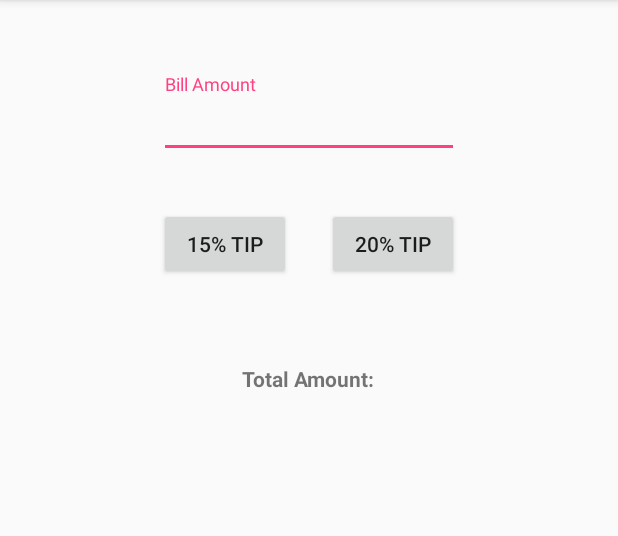
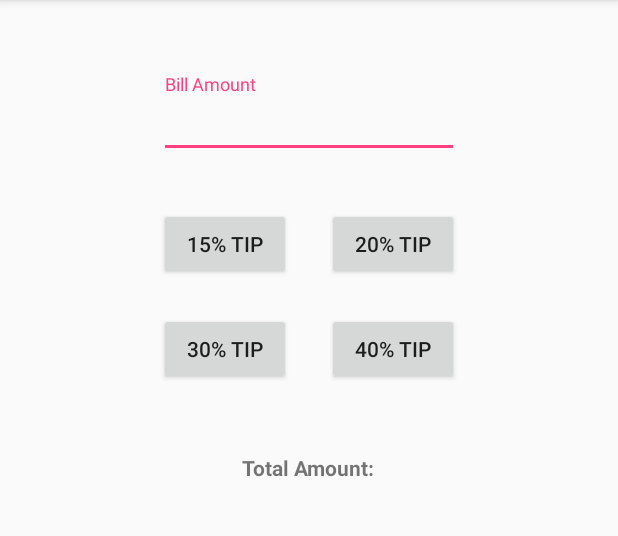
Before and after one commit to bseeker/edxSP1Lesson2-Testing, an Android app: the screen it shows after launch (MainActivity), after a tap on "20% TIP", on a phone screen of 412 x 824 dp, the part 84-620 px from its top. Run offline under Robolectric (Android 15) with nearby library versions, the phone set to English and light mode, and no system bars; 1 statement that could not run was skipped.

```diff
--- a/app/src/main/java/micromaster/beginner/com/tipcalculator/MainActivity.java
+++ b/app/src/main/java/micromaster/beginner/com/tipcalculator/MainActivity.java
@@ -1,7 +1,6 @@
 package micromaster.beginner.com.tipcalculator;
 
 import android.os.Bundle;
-import android.os.PersistableBundle;
 import android.support.v7.app.AppCompatActivity;
 import android.view.View;
 import android.widget.Button;
@@ -13,7 +12,10 @@ public class MainActivity extends AppCompatActivity implements View.OnClickListe
     private EditText input_billAmount;
     private Button buttonTip15;
     private Button buttonTip20;
+    private Button buttonTip30;
+    private Button buttonTip40;
     private TextView totalAmount;
+    private TipCalculator tipCalculator = new TipCalculator();
 
     @Override
     protected void onCreate(Bundle savedInstanceState) {
@@ -28,10 +30,14 @@ public class MainActivity extends AppCompatActivity implements View.OnClickListe
         input_billAmount = (EditText) findViewById(R.id.input_billAmount);
         buttonTip15 = (Button) findViewById(R.id.button_tip_15);
         buttonTip20 = (Button) findViewById(R.id.button_tip_20);
+        buttonTip30 = (Button) findViewById(R.id.button_tip_30);
+        buttonTip40 = (Button) findViewById(R.id.button_tip_40);
         totalAmount = (TextView) findViewById(R.id.totalAmount);
 
         buttonTip15.setOnClickListener(this);
         buttonTip20.setOnClickListener(this);
+        buttonTip30.setOnClickListener(this);
+        buttonTip40.setOnClickListener(this);
 
         totalAmount.setText(initialTotalValue);
     }
@@ -45,23 +51,19 @@ public class MainActivity extends AppCompatActivity implements View.OnClickListe
             case R.id.button_tip_20:
                 calculateTip(0.20);
                 break;
+            case R.id.button_tip_30:
+                calculateTip(0.30);
+                break;
+            case R.id.button_tip_40:
+                calculateTip(0.40);
+                break;
         }
     }
 
-    private void calculateTip(double tipValue) {
-        Double tipDoubleValue = parseTip(input_billAmount.getText().toString());
-        if (tipDoubleValue != null) {
-            tipDoubleValue += tipDoubleValue * tipValue;
-            totalAmount.setText(tipDoubleValue.toString());
-        }
-    }
-
-    public static Double parseTip(String tipValue) {
-        try {
-            return Double.parseDouble(tipValue);
-        } catch (NumberFormatException e) {
-            return null;
-        }
+    public void calculateTip(double tipValue) {
+        Double billAmount = tipCalculator.parseBillValue(input_billAmount.getText().toString());
+        String tipCalculated = tipCalculator.calculateTip(billAmount, tipValue);
+        totalAmount.setText(tipCalculated);
     }
 
     @Override
--- /dev/null
+++ b/app/src/main/java/micromaster/beginner/com/tipcalculator/TipCalculator.java
@@ -0,0 +1,21 @@
+package micromaster.beginner.com.tipcalculator;
+
+/**
+ * Created by Byron on 2/14/2017.
+ */
+
+public class TipCalculator {
+
+    public String calculateTip(double billAmount, double tipToCalculate) {
+        billAmount += billAmount * tipToCalculate;
+        return Double.toString(billAmount);
+    }
+
+    public static Double parseBillValue(String tipValue) {
+        try {
+            return Double.parseDouble(tipValue);
+        } catch (NumberFormatException e) {
+            return null;
+        }
+    }
+}
--- a/app/src/main/res/layout/activity_main.xml
+++ b/app/src/main/res/layout/activity_main.xml
@@ -9,6 +9,16 @@
     android:paddingRight="@dimen/activity_horizontal_margin"
     android:paddingTop="@dimen/activity_vertical_margin"
     tools:context="micromaster.beginner.com.tipcalculator.MainActivity">
+
+    <Button
+        android:text="@string/tip_30"
+        android:layout_width="wrap_content"
+        android:layout_height="wrap_content"
+        android:id="@+id/button_tip_30"
+        android:layout_below="@+id/button_tip_15"
+        android:layout_alignLeft="@+id/button_tip_15"
+        android:layout_alignStart="@+id/button_tip_15"
+        android:layout_marginTop="22dp" />
 
     <android.support.design.widget.TextInputLayout
         android:id="@+id/input_layout_billAmount"
@@ -28,15 +38,6 @@
     </android.support.design.widget.TextInputLayout>
 
     <Button
-        android:text="@string/tip_20"
-        android:layout_width="wrap_content"
-        android:layout_height="wrap_content"
-        android:id="@+id/button_tip_20"
-        android:layout_above="@+id/textView"
-        android:layout_alignRight="@+id/input_layout_billAmount"
-        android:layout_alignEnd="@+id/input_layout_billAmount" />
-
-    <Button
         android:text="@string/tip_15"
         android:layout_width="wrap_content"
         android:layout_height="wrap_content"
@@ -47,20 +48,39 @@
         android:layout_alignStart="@+id/input_layout_billAmount" />
 
     <TextView
-        android:text="@string/total_amount"
-        android:layout_width="wrap_content"
-        android:layout_height="wrap_content"
-        android:layout_below="@+id/button_tip_15"
-        android:layout_centerHorizontal="true"
-        android:layout_marginTop="56dp"
-        android:id="@+id/textView"
-        android:textStyle="bold"/>
-
-    <TextView
         android:layout_width="wrap_content"
         android:layout_height="wrap_content"
         android:layout_marginTop="10dp"
         android:id="@+id/totalAmount"
         android:layout_below="@+id/textView"
         android:layout_centerHorizontal="true" />
+
+    <TextView
+        android:text="@string/total_amount"
+        android:layout_width="wrap_content"
+        android:layout_height="wrap_content"
+        android:layout_marginTop="45dp"
+        android:id="@+id/textView"
+        android:textStyle="bold"
+        android:layout_below="@+id/button_tip_30"
+        android:layout_centerHorizontal="true" />
+
+    <Button
+        android:text="@string/tip_20"
+        android:layout_width="wrap_content"
+        android:layout_height="wrap_content"
+        android:id="@+id/button_tip_20"
+        android:layout_alignTop="@+id/button_tip_15"
+        android:layout_alignRight="@+id/input_layout_billAmount"
+        android:layout_alignEnd="@+id/input_layout_billAmount" />
+
+    <Button
+        android:text="@string/tip_40"
+        android:layout_width="wrap_content"
+        android:layout_height="wrap_content"
+        android:id="@+id/button_tip_40"
+        android:layout_alignBaseline="@+id/button_tip_30"
+        android:layout_alignBottom="@+id/button_tip_30"
+        android:layout_alignLeft="@+id/button_tip_20"
+        android:layout_alignStart="@+id/button_tip_20" />
 </RelativeLayout>
--- a/app/src/main/res/values/strings.xml
+++ b/app/src/main/res/values/strings.xml
@@ -3,5 +3,7 @@
     <string name="total_amount">Total Amount:</string>
     <string name="tip_15">15% Tip</string>
     <string name="tip_20">20% Tip</string>
+    <string name="tip_30">30% Tip</string>
+    <string name="tip_40">40% Tip</string>
     <string name="tip_hint">Bill Amount</string>
 </resources>
```
Also changed, not shown: 1 other file.
